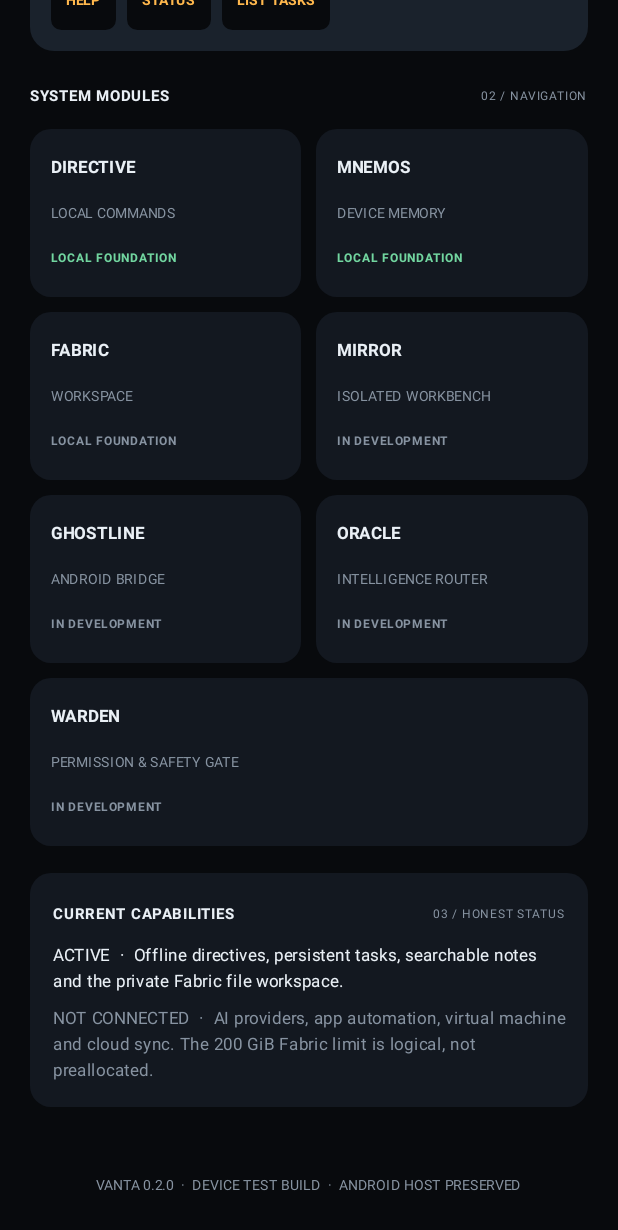
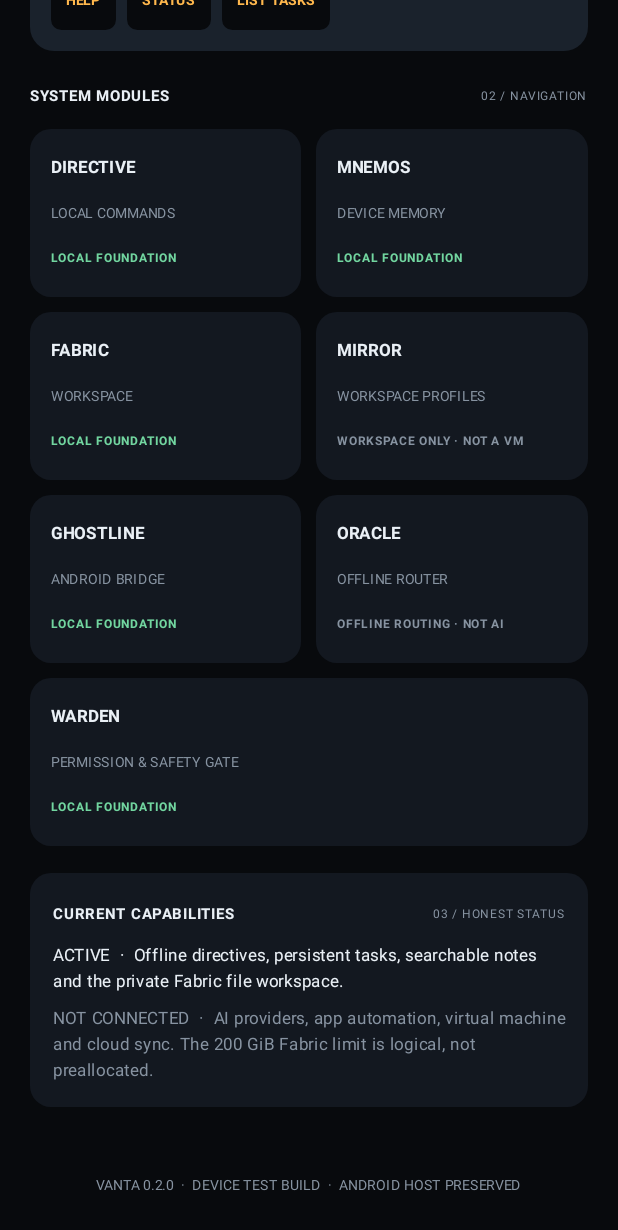
Before and after one commit to midas459/VANTA-OS, an Android app built with Jetpack Compose: the screen it shows after launch (MainActivity), scrolled down 1088 dp, on a phone screen of 412 x 824 dp. Shown: the top 1230 px of the screen. Run offline under Robolectric (Android 15) with nearby library versions, the phone set to English and light mode, and no system bars; libraries missing offline, so code that uses them is left out: io.github.jan.supabase; pictures from the network do not load; 3 statements that could not run were skipped.

Commit message:
Wire ORACLE and MIRROR functional panels into THE VEIL

```diff
--- a/app/src/main/java/dev/vanta/MainActivity.kt
+++ b/app/src/main/java/dev/vanta/MainActivity.kt
@@ -181,9 +181,9 @@ private fun VantaApp() {
         "DIRECTIVE" to ("LOCAL COMMANDS" to "Capture tasks and notes with a deterministic offline parser. No remote AI or hidden actions."),
         "MNEMOS" to ("DEVICE MEMORY" to "Your notes are stored in app-private local storage. Export, search and encryption are future milestones."),
         "FABRIC" to ("WORKSPACE" to "Browse, create, preview and delete files in VANTA's app-private workspace. Writes respect device free space and a logical quota."),
-        "MIRROR" to ("ISOLATED WORKBENCH" to "Runtime isolation is still under research. VANTA does not claim to provide a virtual machine yet."),
+        "MIRROR" to ("WORKSPACE PROFILES" to "Create and manage app-private experiment folders. This is not a guest OS or virtual machine."),
         "GHOSTLINE" to ("ANDROID BRIDGE" to "Native app and settings integrations will use explicit Android intents and permission prompts."),
-        "ORACLE" to ("INTELLIGENCE ROUTER" to "Offline commands work now. Model providers and network access are not connected."),
+        "ORACLE" to ("OFFLINE ROUTER" to "Route supported offline commands to DIRECTIVE. No remote AI provider is configured."),
         "WARDEN" to ("PERMISSION & SAFETY GATE" to "Review Android permissions and open the app permission controls. VANTA never silently grants permissions.")
     )
 
@@ -212,7 +212,7 @@ private fun VantaApp() {
                         Text("ADAPTIVE INTELLIGENCE ENVIRONMENT", color = Muted, fontSize = 9.sp, letterSpacing = 1.2.sp)
                     }
                     Column(horizontalAlignment = Alignment.End) {
-                        Text("● ONLINE", color = Green, fontSize = 10.sp, fontWeight = FontWeight.Bold)
+                        Text("● LOCAL READY", color = Green, fontSize = 10.sp, fontWeight = FontWeight.Bold)
                         Text("LOCAL CORE", color = Muted, fontSize = 9.sp)
                     }
                 }
@@ -291,8 +291,13 @@ private fun VantaApp() {
                                     Column(Modifier.fillMaxWidth().padding(14.dp), verticalArrangement = Arrangement.spacedBy(6.dp)) {
                                         Text(module, color = if (selected) Amber else White, fontSize = 11.sp, fontWeight = FontWeight.Bold)
                                         Text(moduleInfo.getValue(module).first, color = Muted, fontSize = 9.sp)
-                                        Text(if (module == "DIRECTIVE" || module == "MNEMOS" || module == "FABRIC") "LOCAL FOUNDATION" else "IN DEVELOPMENT",
-                                            color = if (module == "DIRECTIVE" || module == "MNEMOS") Green else Muted,
+                                        Text(when (module) {
+                                                "DIRECTIVE", "MNEMOS", "FABRIC", "GHOSTLINE", "WARDEN" -> "LOCAL FOUNDATION"
+                                                "MIRROR" -> "WORKSPACE ONLY · NOT A VM"
+                                                "ORACLE" -> "OFFLINE ROUTING · NOT AI"
+                                                else -> "IN DEVELOPMENT"
+                                            },
+                                            color = if (module in listOf("DIRECTIVE", "MNEMOS", "FABRIC", "GHOSTLINE", "WARDEN")) Green else Muted,
                                             fontSize = 8.sp, fontWeight = FontWeight.Bold)
                                     }
                                 }
@@ -396,6 +401,14 @@ private fun VantaApp() {
                             }
                             if (activeModule == "GHOSTLINE") GhostlinePanel(context)
                             if (activeModule == "WARDEN") WardenPanel(context)
+                            if (activeModule == "MIRROR") MirrorPanel(context)
+                            if (activeModule == "ORACLE") OraclePanel { routedCommand ->
+                                command = routedCommand
+                                activeModule = "DIRECTIVE"
+                                showAllTasks = true
+                                feedback = "ORACLE routed the request to DIRECTIVE. Review it before processing."
+                                status = "DIRECTIVE READY · USER ACTION REQUIRED"
+                            }
                         }
                     }
                 } else {
```
